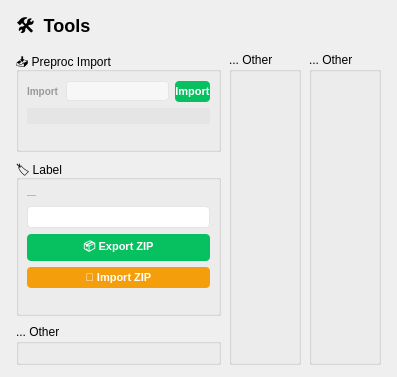
Qt form main/core/tools/tools.ui (Mcriel-CHYJIE/YOLO) before a commit.
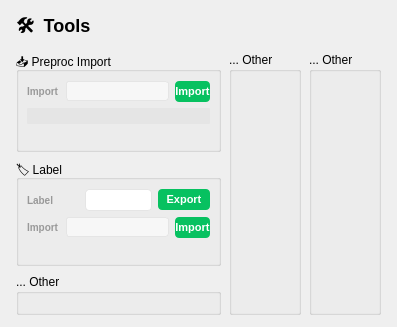
The same form after that commit.

```diff
--- a/main/core/tools/tools.ui
+++ b/main/core/tools/tools.ui
@@ -76,29 +76,45 @@
       <property name="rightMargin"><number>8</number></property>
       <property name="spacing"><number>6</number></property>
 
-      <item><widget class="QLabel" name="labelPath">
-       <property name="text"><string>—</string></property>
-       <property name="minimumHeight"><number>13</number></property>
-       <property name="maximumHeight"><number>13</number></property>
-       <property name="styleSheet"><string>font-size:9px;color:#999;padding:0;margin:0;</string></property>
-      </widget></item>
-
+      <item><layout class="QHBoxLayout" name="labelRow">
+       <property name="spacing"><number>6</number></property>
+       <item><widget class="QLabel" name="labelLabel">
+        <property name="text"><string>Label</string></property>
+        <property name="fixedWidth"><number>44</number></property>
+        <property name="minimumHeight"><number>14</number></property>
+        <property name="maximumHeight"><number>14</number></property>
+        <property name="styleSheet"><string>font-size:10px;font-weight:600;color:#999;padding:0;margin:0;</string></property>
+       </widget></item>
       <item><widget class="QComboBox" name="labelFolderCombo">
        <property name="minimumHeight"><number>24</number></property>
        <property name="styleSheet"><string>QComboBox{border:1px solid #e5e5e5;border-radius:4px;padding:2px 6px;background:#fff;font-size:10px;}QComboBox:focus{border-color:#07C160;}QComboBox::drop-down{border:none;width:16px;}</string></property>
       </widget></item>
-
       <item><widget class="QPushButton" name="labelExportBtn">
-       <property name="text"><string>📦 Export ZIP</string></property>
-       <property name="minimumHeight"><number>30</number></property>
+        <property name="text"><string>Export</string></property>
+        <property name="fixedWidth"><number>70</number></property>
        <property name="styleSheet"><string>QPushButton{background:#07C160;color:#fff;border:none;padding:4px 0;font-size:11px;font-weight:600;border-radius:4px;}QPushButton:hover{background:#06ad56;}</string></property>
       </widget></item>
+      </layout></item>
 
+      <item><layout class="QHBoxLayout" name="labelImportRow">
+       <property name="spacing"><number>6</number></property>
+       <item><widget class="QLabel" name="labelImportLabel">
+        <property name="text"><string>Import</string></property>
+        <property name="fixedWidth"><number>44</number></property>
+        <property name="minimumHeight"><number>14</number></property>
+        <property name="maximumHeight"><number>14</number></property>
+        <property name="styleSheet"><string>font-size:10px;font-weight:600;color:#999;padding:0;margin:0;</string></property>
+       </widget></item>
+       <item><widget class="QLineEdit" name="labelImportPath">
+        <property name="readOnly"><bool>true</bool></property>
+        <property name="styleSheet"><string>QLineEdit{background:#f7f7f7;border:1px solid #e5e5e5;border-radius:3px;padding:1px 6px;font-size:10px;color:#999;}</string></property>
+       </widget></item>
       <item><widget class="QPushButton" name="labelImportBtn">
-       <property name="text"><string>📂 Import ZIP</string></property>
-       <property name="minimumHeight"><number>30</number></property>
-       <property name="styleSheet"><string>QPushButton{background:#f59e0b;color:#fff;border:none;padding:4px 0;font-size:11px;font-weight:600;border-radius:4px;}QPushButton:hover{background:#d97706;}</string></property>
-      </widget></item>
+        <property name="text"><string>Import</string></property>
+        <property name="fixedWidth"><number>70</number></property>
+        <property name="styleSheet"><string>QPushButton{background:#07C160;color:#fff;border:none;padding:4px 0;font-size:11px;font-weight:600;border-radius:4px;}QPushButton:hover{background:#06ad56;}</string></property>
+       </widget></item>
+      </layout></item>
 
       <item><widget class="QLabel" name="labelStatus">
        <property name="text"><string></string></property>
```
Lines whose indentation alone changed are shown as unchanged.
